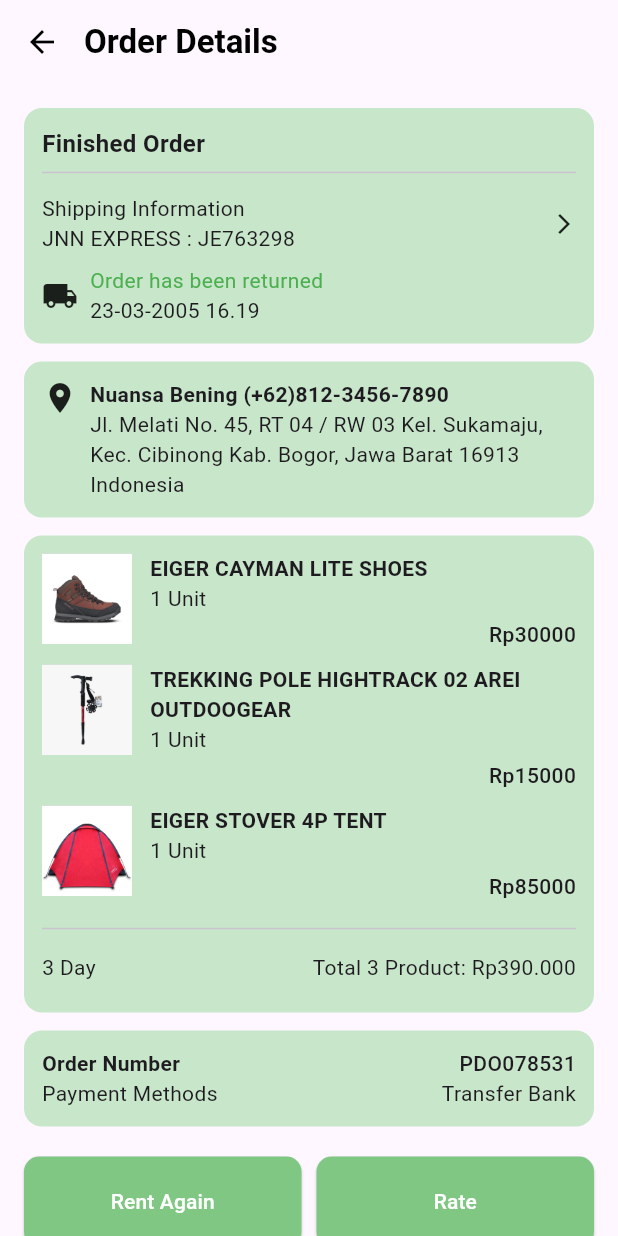
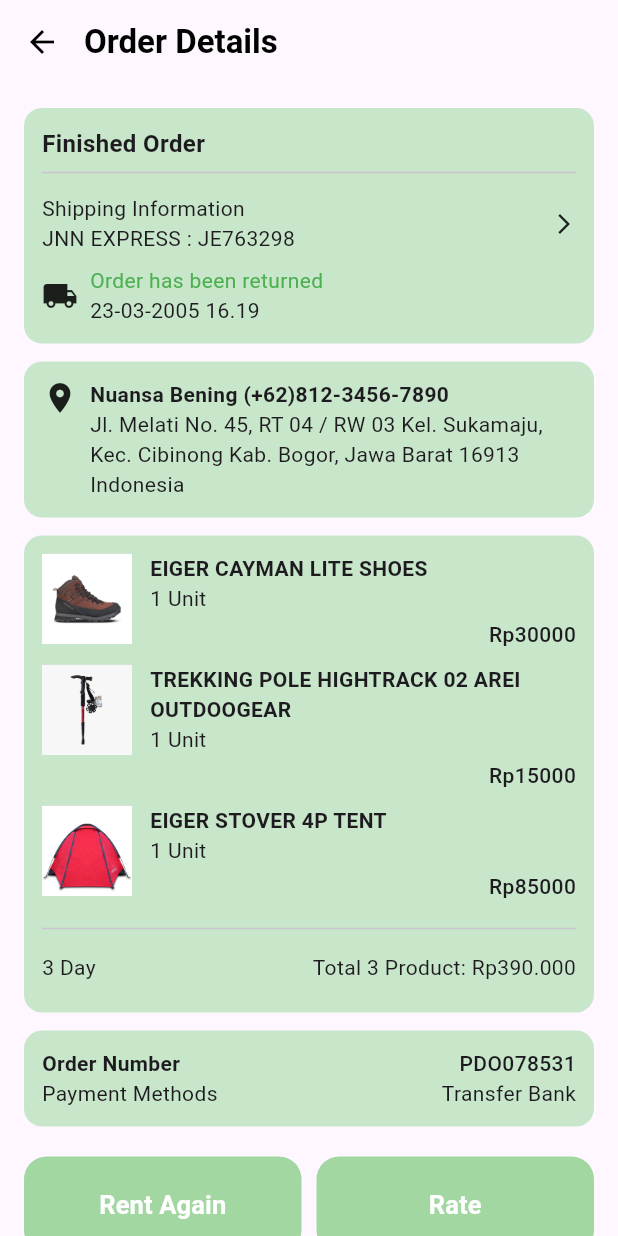
Before and after one commit to DrRhea/atap_bumi_apps, a Flutter app: the OrderDetailsScreen screen opened by its route, on a phone screen of 412 x 824 dp. Run offline on Flutter 3.47's test engine with Material 3 defaults, Android fonts, the phone set to English and light mode, and no system bars; our stand-ins replace flutter_svg; Roboto replaces fonts that are missing (Alexandria).

```diff
--- a/lib/screens/order_history/order_details/order_details_screen.dart
+++ b/lib/screens/order_history/order_details/order_details_screen.dart
@@ -179,14 +179,23 @@ class OrderDetailsScreen extends StatelessWidget {
                   child: ElevatedButton(
                     onPressed: () {},
                     style: ElevatedButton.styleFrom(
-                      backgroundColor: Colors.green[300],
+                      backgroundColor: const Color(0xFFA2D7A2), // Updated to match ReturnConfirmationScreen
                       foregroundColor: Colors.white,
                       padding: const EdgeInsets.symmetric(vertical: 20),
                       shape: RoundedRectangleBorder(
-                        borderRadius: BorderRadius.circular(10),
+                        borderRadius: BorderRadius.circular(15), // Updated border radius to 15
+                      ),
+                      elevation: 0, // Removed elevation
+                    ),
+                    child: const Text(
+                      "Rent Again",
+                      style: TextStyle(
+                        color: Colors.white,
+                        fontSize: 17,
+                        fontWeight: FontWeight.w600,
+                        fontFamily: 'Alexandria', // Added font family
                       ),
                     ),
-                    child: const Text("Rent Again"),
                   ),
                 ),
                 const SizedBox(width: 10),
@@ -194,14 +203,23 @@ class OrderDetailsScreen extends StatelessWidget {
                   child: ElevatedButton(
                     onPressed: () {},
                     style: ElevatedButton.styleFrom(
-                      backgroundColor: Colors.green[300],
+                      backgroundColor: const Color(0xFFA2D7A2), // Updated to match ReturnConfirmationScreen
                       foregroundColor: Colors.white,
                       padding: const EdgeInsets.symmetric(vertical: 20),
                       shape: RoundedRectangleBorder(
-                        borderRadius: BorderRadius.circular(10),
+                        borderRadius: BorderRadius.circular(15), // Updated border radius to 15
+                      ),
+                      elevation: 0, // Removed elevation
+                    ),
+                    child: const Text(
+                      "Rate",
+                      style: TextStyle(
+                        color: Colors.white,
+                        fontSize: 17,
+                        fontWeight: FontWeight.w600,
+                        fontFamily: 'Alexandria', // Added font family
                       ),
                     ),
-                    child: const Text("Rate"),
                   ),
                 ),
               ],
```
Also changed, not shown: lib/screens/checkout/payment/payment_screen.dart (+7 -4 lines), lib/screens/checkout/payment_process/payment_process_screen.dart (+7 -5 lines).
